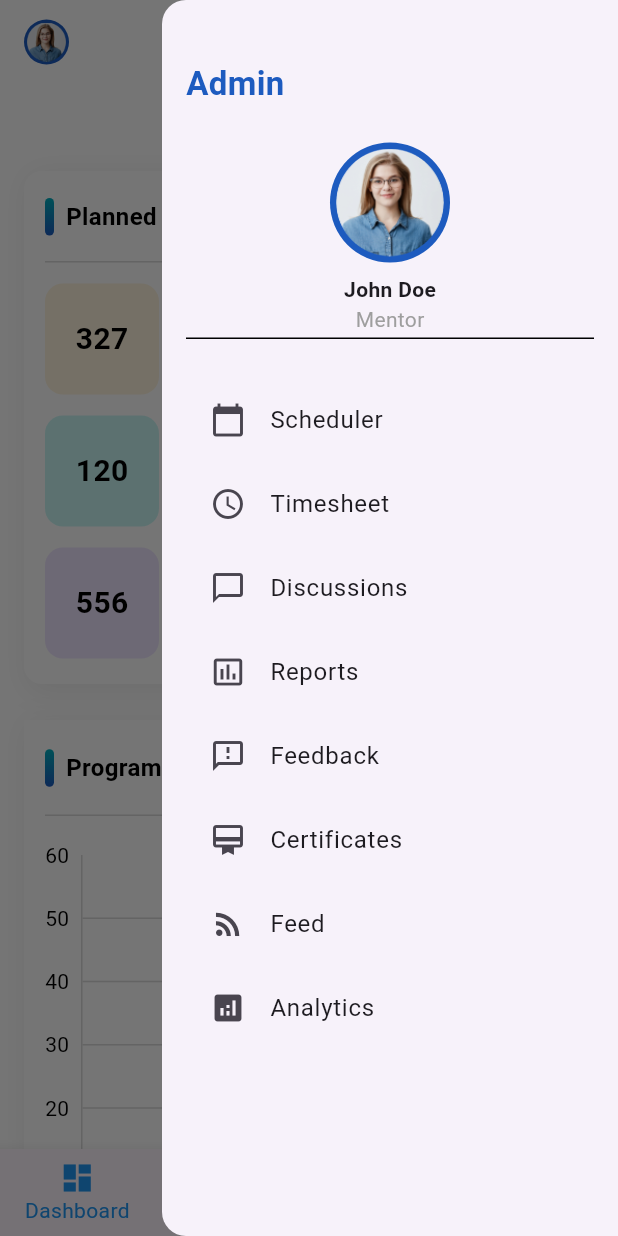
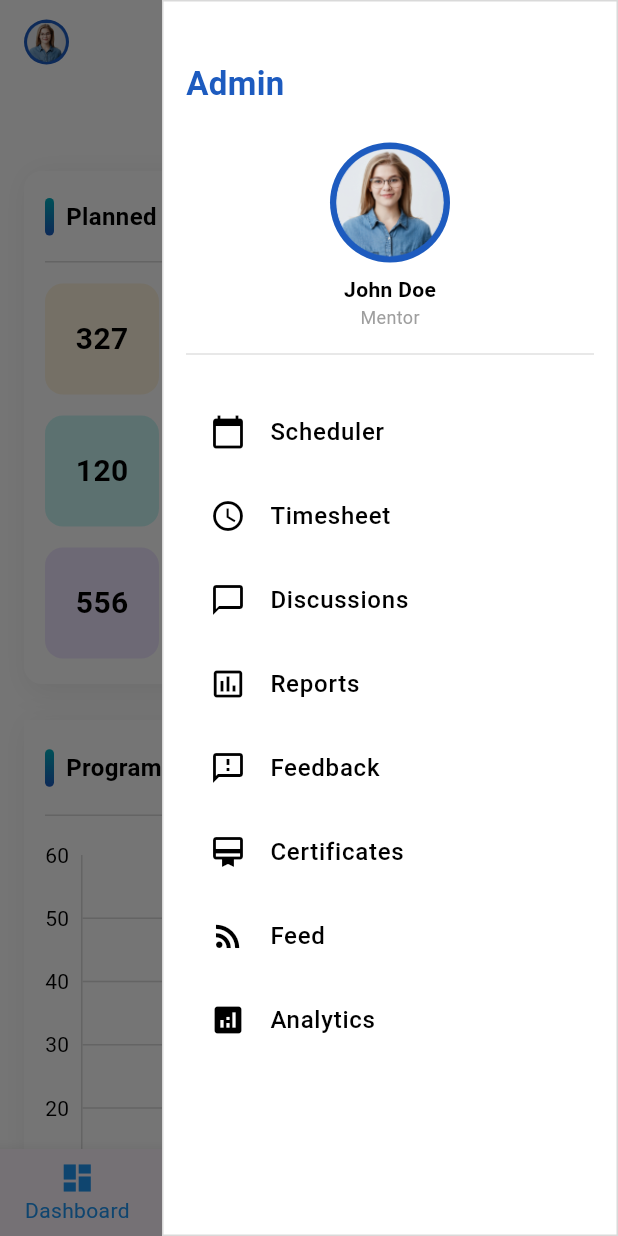
Before and after one commit to nav070/data_terrain_assement, a Flutter app: the screen it shows after launch, with the side drawer open, on a phone screen of 412 x 824 dp. Run offline on Flutter 3.47's test engine with Material 3 defaults, Android fonts, the phone set to English and light mode, and no system bars; drawn by our look-alikes of fl_chart; our stand-ins replace flutter_svg; Roboto replaces fonts that are missing (PlusJakartaSans).

Commit message:
commit with code push

```diff
--- a/flutter_application_assement/lib/properties/assets.dart
+++ b/flutter_application_assement/lib/properties/assets.dart
@@ -1,5 +1,6 @@
 class AppAssets {
   static const String profile = 'assets/profile.png';
-    static const String link = 'assets/link.png';
+  static const String link = 'assets/link.png';
+  static const String menu = 'assets/menuIcon.svg';
 
 }
--- a/flutter_application_assement/lib/widgets/darwer.dart
+++ b/flutter_application_assement/lib/widgets/darwer.dart
@@ -18,6 +18,12 @@ class AppDrawer extends StatelessWidget {
     ];
 
     return Drawer(
+      backgroundColor: Colors.white,
+      shape: const RoundedRectangleBorder(
+        side: BorderSide(
+          color: Color(0xFFD9D9D9),
+        ),
+      ),
       child: ListView(
         padding: const EdgeInsets.symmetric(horizontal: 16, vertical: 40),
         children: [
@@ -26,7 +32,8 @@ class AppDrawer extends StatelessWidget {
             style: TextStyle(
                 fontSize: 22,
                 fontWeight: FontWeight.bold,
-                color: Color(0xFF1D5BBF)),
+                color: Color(0xFF1D5BBF),
+            ),
           ),
           const SizedBox(height: 24),
           Center(
@@ -34,40 +41,49 @@ class AppDrawer extends StatelessWidget {
               children: [
                 CircleAvatar(
                   radius: 40,
-                  backgroundColor: const Color(0xFF1D5BBF),
-                  child: Container(
-                    padding: const EdgeInsets.all(2),
-                    margin: EdgeInsets.only(
-                      left: MediaQuery.sizeOf(context).width > 600 ? 18 : 0,
-                    ),
-                    decoration: const BoxDecoration(
-                      shape: BoxShape.circle,
-                    ),
-                    child: ClipOval(
-                      child: Image.asset(
-                        AppAssets.profile,
-                        fit: BoxFit.cover,
-                        width: 72, // diameter - adjust based on padding
-                        height: 72,
-                      ),
+                  backgroundColor:Color(0xFF1D5BBF),
+                  child: ClipOval(
+                    child: Image.asset(
+                      AppAssets.profile,
+                      fit: BoxFit.cover,
+                      width: 72,
+                      height: 72,
                     ),
                   ),
                 ),
                 const SizedBox(height: 8),
-                const Text('John Doe', style: TextStyle(fontWeight: FontWeight.bold)),
-                const Text('Mentor', style: TextStyle(color: Colors.grey)),
+                const Text(
+                  'John Doe',
+                  style:  const TextStyle(
+                      fontWeight: FontWeight.w600,
+                      color: Colors.black,
+                  ),
+                ),
+                const Text(
+                  'Mentor',
+                  style: TextStyle(
+                      color: Colors.grey,
+                      fontSize: 12,
+                      fontWeight: FontWeight.w400,
+                  ),
+                ),
               ],
             ),
           ),
-          const Divider(height: 5, endIndent: 0, color: Colors.black),
-          const SizedBox(height: 24),
+          const Divider(height: 32, thickness: 0.8, color:Color(0xFFD9D9D9)),
+          const SizedBox(height: 8),
           ...items.map(
             (item) => ListTile(
-              leading: Icon(item[1] as IconData),
-              title: Text(item[0] as String),
-              onTap: () {
-                Navigator.pop(context);
-              },
+              leading: Icon(item[1] as IconData, color: Colors.black),
+              title: Text(
+                item[0] as String,
+                style: const TextStyle(
+                    color: Colors.black,
+                    fontWeight: FontWeight.w500,
+
+                ),
+              ),
+              onTap: () => Navigator.pop(context),
             ),
           ),
         ],
--- a/flutter_application_assement/lib/widgets/top_bar.dart
+++ b/flutter_application_assement/lib/widgets/top_bar.dart
@@ -1,6 +1,7 @@
 import 'package:flutter/cupertino.dart';
 import 'package:flutter/material.dart';
 import 'package:flutter_application_assement/properties/assets.dart';
+import 'package:flutter_svg/svg.dart';
 
 class DashboardTopBar extends StatelessWidget {
   const DashboardTopBar({super.key});
@@ -8,7 +9,7 @@ class DashboardTopBar extends StatelessWidget {
   @override
   Widget build(BuildContext context) {
     return AppBar(
-        backgroundColor:Color(0xFFFFFFFF),
+      backgroundColor: Color(0xFFFFFFFF),
       title: Container(
         width: 30,
         padding: const EdgeInsets.all(2),
@@ -24,38 +25,45 @@ class DashboardTopBar extends StatelessWidget {
       ),
       actions: [
         _buildIcon(Icons.search_rounded),
-          _buildIcon(CupertinoIcons.bell_fill),
-          _buildDarwer(Icons.menu, context)
+        _buildIcon(CupertinoIcons.bell_fill, showNotification: true),
+        _buildDarwer(context)
       ],
     );
   }
 
-  static Widget _buildIcon(IconData icon) {
+  static Widget _buildIcon(IconData icon, {bool showNotification = false}) {
     return Container(
-        margin: const EdgeInsets.only(right: 16),
       height: 24,
       width: 24,
+      margin: const EdgeInsets.only(right: 16),
       decoration: BoxDecoration(
-        color: Colors.grey[200],
-        borderRadius: BorderRadius.circular(10),
+        color: const Color(0xFFEEF5FF),
+        borderRadius: BorderRadius.circular(4),
       ),
-      child: Icon(icon, size: 20, color: Colors.black87),
+      alignment: Alignment.center,
+      child: Badge(
+        backgroundColor:
+            showNotification ? const Color(0xFFFD003A) : Colors.transparent,
+        child: Icon(
+          icon,
+          color: const Color(0xFF00AEBD),
+          size: 18,
+        ),
+      ),
     );
   }
-    static Widget _buildDarwer(IconData icon, BuildContext context) {
+
+  static Widget _buildDarwer(BuildContext context) {
     return GestureDetector(
-      onTap: (){
+      onTap: () {
         Scaffold.of(context).openEndDrawer();
       },
       child: Container(
         margin: const EdgeInsets.only(right: 16),
         height: 24,
         width: 24,
-        decoration: BoxDecoration(
-          color: Colors.grey[200],
-          borderRadius: BorderRadius.circular(10),
-        ),
-        child: Icon(icon, size: 20, color: Colors.black87),
+        child: SvgPicture.asset(AppAssets.menu)
+,
       ),
     );
   }
--- a/flutter_application_assement/pubspec.yaml
+++ b/flutter_application_assement/pubspec.yaml
@@ -36,6 +36,7 @@ dependencies:
   # Use with the CupertinoIcons class for iOS style icons.
   cupertino_icons: ^1.0.8
   fl_chart: ^0.66.2
+  flutter_svg: ^2.0.17
 
 dev_dependencies:
   flutter_test:
```
Also changed, not shown: flutter_application_assement/assets/menuIcon.svg (added), flutter_application_assement/pubspec.lock. Lines whose indentation alone changed are shown as unchanged.
